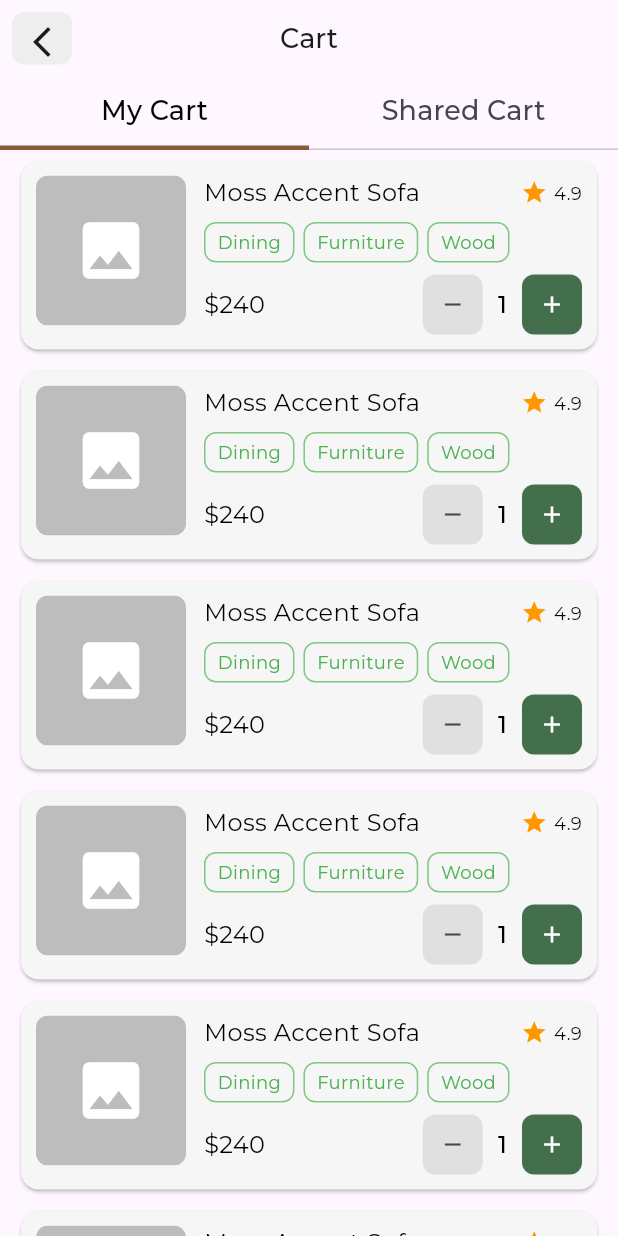
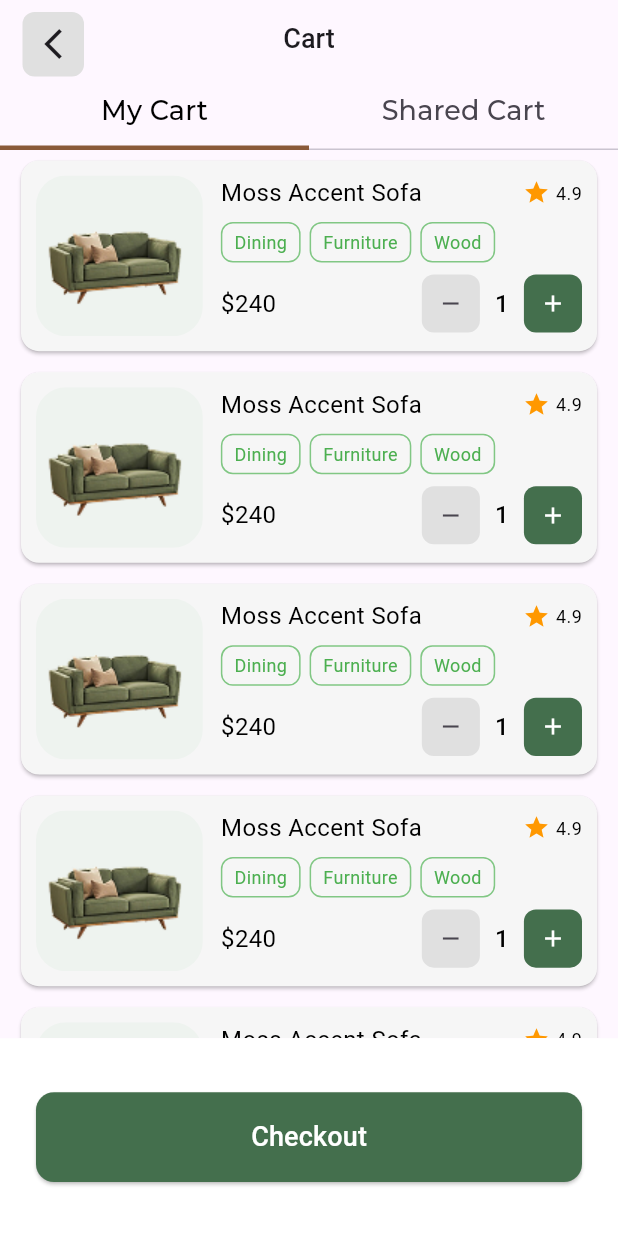
Before and after one commit to FarhaAhmed21/Decora, a Flutter app: the MainCartPage screen opened directly, on a phone screen of 412 x 824 dp. Run offline on Flutter 3.47's test engine with Material 3 defaults, Android fonts, the phone set to English and light mode, and no system bars; our stand-ins replace flutter_bloc, google_fonts; missing offline and left inert: flutter_image_overlap; Roboto replaces fonts that are missing (Montserratt).

Commit message:
localization and responsive ui

```diff
--- a/lib/cart/pages/main_cart_page.dart
+++ /dev/null
@@ -1,19 +0,0 @@
-import 'package:decora/cart/pages/my_cart.dart';
-import 'package:decora/cart/pages/shared_cart.dart';
-import 'package:decora/cart/widgets/cart_app_bar.dart';
-import 'package:flutter/material.dart';
-
-class MainCartPage extends StatelessWidget {
-  const MainCartPage({super.key});
-
-  @override
-  Widget build(BuildContext context) {
-    return DefaultTabController(
-      length: 2,
-      child: Scaffold(
-        appBar: const CartAppBar(),
-        body: const TabBarView(children: [MyCart(), SharedCart()]),
-      ),
-    );
-  }
-}
--- a/lib/core/l10n/app_localizations.dart
+++ b/lib/core/l10n/app_localizations.dart
@@ -151,6 +151,60 @@ abstract class AppLocalizations {
   /// In en, this message translates to:
   /// **'Our Categories'**
   String get our_Categories;
+
+  /// No description provided for @cart.
+  ///
+  /// In en, this message translates to:
+  /// **'Cart'**
+  String get cart;
+
+  /// No description provided for @my_cart.
+  ///
+  /// In en, this message translates to:
+  /// **'My Cart'**
+  String get my_cart;
+
+  /// No description provided for @shared_cart.
+  ///
+  /// In en, this message translates to:
+  /// **'Shared Cart'**
+  String get shared_cart;
+
+  /// No description provided for @dining.
+  ///
+  /// In en, this message translates to:
+  /// **'Dining'**
+  String get dining;
+
+  /// No description provided for @furniture.
+  ///
+  /// In en, this message translates to:
+  /// **'Furniture'**
+  String get furniture;
+
+  /// No description provided for @wood.
+  ///
+  /// In en, this message translates to:
+  /// **'Wood'**
+  String get wood;
+
+  /// No description provided for @owners.
+  ///
+  /// In en, this message translates to:
+  /// **'Owners'**
+  String get owners;
+
+  /// No description provided for @view_all.
+  ///
+  /// In en, this message translates to:
+  /// **'View all'**
+  String get view_all;
+
+  /// No description provided for @checkout.
+  ///
+  /// In en, this message translates to:
+  /// **'Checkout'**
+  String get checkout;
 }
 
 class _AppLocalizationsDelegate
--- a/lib/core/util/app_font.dart
+++ /dev/null
@@ -1,16 +0,0 @@
-import 'package:flutter/material.dart';
-import 'package:google_fonts/google_fonts.dart';
-
-class AppFont {
-  static  TextStyle fontStyle(
-    { required FontWeight fontWeight,
-    required double fontsize,
-    required Color color,}
-  ) {
-    return GoogleFonts.montserrat(
-      fontSize: fontsize,
-      fontWeight: fontWeight,
-      color: color,
-    );
-  }
-}
--- a/lib/main.dart
+++ b/lib/main.dart
@@ -1,6 +1,6 @@
 import 'package:decora/core/l10n/app_localizations.dart';
 import 'package:decora/core/l10n/local_cubit.dart';
-import 'package:decora/src/features/favourites/screens/favourite_screen.dart';
+import 'package:decora/src/features/cart/pages/main_cart_page.dart';
 import 'package:flutter/material.dart';
 import 'package:flutter_bloc/flutter_bloc.dart';
 import 'package:flutter_localizations/flutter_localizations.dart';
@@ -26,7 +26,7 @@ class MyApp extends StatelessWidget {
           ],
           supportedLocales: const [Locale('en'), Locale('ar')],
           theme: ThemeData(fontFamily: 'Montserratt'),
-          home: const FavouriteScreen(),
+          home: const MainCartPage(),
         );
       },
     );
--- /dev/null
+++ b/lib/src/features/cart/pages/main_cart_page.dart
@@ -0,0 +1,50 @@
+import 'package:decora/core/l10n/app_localizations.dart';
+import 'package:decora/core/utils/app_size.dart';
+import 'package:decora/src/features/cart/pages/my_cart.dart';
+import 'package:decora/src/features/cart/pages/shared_cart.dart';
+import 'package:decora/src/features/cart/widgets/cart_app_bar.dart';
+import 'package:decora/src/shared/theme/app_colors.dart';
+import 'package:flutter/material.dart';
+
+class MainCartPage extends StatelessWidget {
+  const MainCartPage({super.key});
+
+  @override
+  Widget build(BuildContext context) {
+
+
+    return DefaultTabController(
+      length: 2,
+      child: Scaffold(
+        appBar: const CartAppBar(),
+        body: const TabBarView(children: [MyCart(), SharedCart()]),
+
+        bottomNavigationBar: Container(
+          height: AppSize.height(context) * 0.16,
+          padding: const EdgeInsets.all(16),
+          color: Colors.white,
+          child: Padding(
+            padding: const EdgeInsets.symmetric(horizontal:8.0,vertical: 20),
+            child: SizedBox(
+              height: 50,
+              width: double.infinity,
+              child: ElevatedButton(
+                style: ElevatedButton.styleFrom(
+                  backgroundColor: AppColors.primary, // dark green
+                  shape: RoundedRectangleBorder(
+                    borderRadius: BorderRadius.circular(12),
+                  ),
+                ),
+                onPressed: () {},
+                child:  Text(
+                  AppLocalizations.of(context)!.checkout,
+                  style: const TextStyle(fontSize: 18, color: Colors.white),
+                ),
+              ),
+            ),
+          ),
+        ),
+      ),
+    );
+  }
+}
--- a/lib/cart/pages/my_cart.dart
+++ b/lib/src/features/cart/pages/my_cart.dart
@@ -1,4 +1,4 @@
-import 'package:decora/cart/widgets/product_card.dart';
+import 'package:decora/src/features/cart/widgets/product_card.dart';
 import 'package:flutter/material.dart';
 
 class MyCart extends StatelessWidget {
@@ -9,7 +9,7 @@ class MyCart extends StatelessWidget {
     return ListView.builder(
       itemCount: 10,
       itemBuilder: (context, index) {
-        return ProductCard();
+        return const ProductCard();
       },
     );
   }
--- a/lib/cart/widgets/cart_app_bar.dart
+++ b/lib/src/features/cart/widgets/cart_app_bar.dart
@@ -1,3 +1,5 @@
+import 'package:decora/core/l10n/app_localizations.dart';
+import 'package:decora/src/shared/theme/app_colors.dart';
 import 'package:flutter/material.dart';
 import 'package:google_fonts/google_fonts.dart';
 
@@ -29,18 +31,16 @@ class _CartAppBarState extends State<CartAppBar> {
   Widget build(BuildContext context) {
     return AppBar(
       title: Text(
-        "Cart",
-        style: GoogleFonts.montserrat(
-          fontSize: 18,
-          fontWeight: FontWeight.w500,
-        ),
+        AppLocalizations.of(context)!.cart,
+        style: const TextStyle(fontSize: 18, fontWeight: FontWeight.w500),
       ),
       centerTitle: true,
       leading: Padding(
-        padding: const EdgeInsets.all(8.0),
+        padding: const EdgeInsets.only(left: 15.0, top: 8),
         child: Container(
+          height: 30,
           decoration: BoxDecoration(
-            color: Colors.grey[200],
+            color: Colors.grey[300],
             borderRadius: BorderRadius.circular(8),
           ),
           child: IconButton(
@@ -57,9 +57,8 @@ class _CartAppBarState extends State<CartAppBar> {
             child: _currentIndex == 1
                 ? CircleAvatar(
                     radius: 20,
-                    backgroundColor: Color(0xFF446F4D),
+                    backgroundColor: AppColors.primary,
                     child: IconButton(
-                      key: const ValueKey('addPerson'),
                       icon: const Icon(
                         Icons.person_add_alt,
                         color: Colors.white,
@@ -79,7 +78,7 @@ class _CartAppBarState extends State<CartAppBar> {
         tabs: [
           Tab(
             child: Text(
-              "My Cart",
+              AppLocalizations.of(context)!.my_cart,
               style: GoogleFonts.montserrat(
                 fontSize: 18,
                 fontWeight: FontWeight.w500,
@@ -88,7 +87,7 @@ class _CartAppBarState extends State<CartAppBar> {
           ),
           Tab(
             child: Text(
-              "Shared Cart",
+              AppLocalizations.of(context)!.shared_cart,
               style: GoogleFonts.montserrat(
                 fontSize: 18,
                 fontWeight: FontWeight.w500,
--- a/lib/cart/widgets/product_card.dart
+++ b/lib/src/features/cart/widgets/product_card.dart
@@ -1,4 +1,7 @@
-import 'package:decora/core/util/app_font.dart';
+import 'package:decora/core/l10n/app_localizations.dart';
+import 'package:decora/core/utils/app_size.dart';
+import 'package:decora/generated/assets.dart';
+import 'package:decora/src/shared/theme/app_colors.dart';
 import 'package:flutter/material.dart';
 
 class ProductCard extends StatelessWidget {
@@ -11,7 +14,7 @@ class ProductCard extends StatelessWidget {
       child: SizedBox(
         width: MediaQuery.of(context).size.width,
         child: Card(
-          color: Color(0xFFF6F6F6),
+          color: AppColors.cardColor,
           shape: RoundedRectangleBorder(
             borderRadius: BorderRadius.circular(12),
           ),
@@ -22,16 +25,12 @@ class ProductCard extends StatelessWidget {
               children: [
                 // Product Image
                 ClipRRect(
-                  borderRadius: BorderRadius.circular(8),
+                  borderRadius: BorderRadius.circular(20),
                   child: Container(
-                    width: 100,
-                    height: 100,
-                    color: Colors.grey[400],
-                    child: const Icon(
-                      Icons.image,
-                      size: 50,
-                      color: Colors.white,
-                    ),
+                    width: AppSize.width(context) * 0.27,
+                    height: AppSize.height(context) * 0.13,
+                    color: AppColors.innerCardColor,
+                    child: Image.asset(Assets.couchImage),
                   ),
                 ),
                 const SizedBox(width: 12),
@@ -42,31 +41,27 @@ class ProductCard extends StatelessWidget {
                     crossAxisAlignment: CrossAxisAlignment.start,
                     children: [
                       // Title + Rating
-                      Row(
+                      const Row(
                         children: [
                           Expanded(
                             child: Text(
                               "Moss Accent Sofa",
-                              style: AppFont.fontStyle(
+                              style: TextStyle(
                                 fontWeight: FontWeight.w400,
-                                fontsize: 16,
+                                fontSize: 16,
                                 color: Colors.black,
                               ),
 
                               overflow: TextOverflow.ellipsis,
                             ),
                           ),
-                          const Icon(
-                            Icons.star,
-                            size: 18,
-                            color: Colors.orange,
-                          ),
-                          const SizedBox(width: 4),
+                          Icon(Icons.star, size: 18, color: Colors.orange),
+                          SizedBox(width: 4),
                           Text(
                             "4.9",
-                            style: AppFont.fontStyle(
+                            style: TextStyle(
                               fontWeight: FontWeight.w400,
-                              fontsize: 12,
+                              fontSize: 12,
                               color: Colors.black,
                             ),
                           ),
@@ -78,9 +73,9 @@ class ProductCard extends StatelessWidget {
                       Wrap(
                         spacing: 6,
                         children: [
-                          _buildTag("Dining"),
-                          _buildTag("Furniture"),
-                          _buildTag("Wood"),
+                          _buildTag(AppLocalizations.of(context)!.dining),
+                          _buildTag(AppLocalizations.of(context)!.furniture),
+                          _buildTag(AppLocalizations.of(context)!.wood),
                         ],
                       ),
                       const SizedBox(height: 8),
@@ -88,11 +83,11 @@ class ProductCard extends StatelessWidget {
                       // Price + Quantity Controls
                       Row(
                         children: [
-                          Text(
+                          const Text(
                             "\$240",
-                            style: AppFont.fontStyle(
+                            style: TextStyle(
                               fontWeight: FontWeight.w400,
-                              fontsize: 16,
+                              fontSize: 16,
                               color: Colors.black,
                             ),
                           ),
@@ -101,8 +96,8 @@ class ProductCard extends StatelessWidget {
                           Row(
                             children: [
                               Container(
-                                width: 40,
-                                height: 40,
+                                width: AppSize.height(context)*0.047,
+                                height: AppSize.height(context)*0.047,
                                 decoration: BoxDecoration(
                                   color: Colors.grey[300],
                                   borderRadius: BorderRadius.circular(8),
@@ -113,21 +108,21 @@ class ProductCard extends StatelessWidget {
                                   iconSize: 18,
                                 ),
                               ),
-                              SizedBox(width: 10),
-                              Text(
+                              const SizedBox(width: 10),
+                              const Text(
                                 "1",
-                                style: AppFont.fontStyle(
+                                style: TextStyle(
                                   fontWeight: FontWeight.w500,
-                                  fontsize: 16,
+                                  fontSize: 16,
                                   color: Colors.black,
                                 ),
                               ),
-                              SizedBox(width: 10),
+                              const SizedBox(width: 10),
                               Container(
-                                width: 40,
-                                height: 40,
+                                width: AppSize.height(context)*0.047,
+                                height: AppSize.height(context)*0.047,
                                 decoration: BoxDecoration(
-                                  color: Color(0xFF446F4D),
+                                  color: AppColors.primary,
                                   borderRadius: BorderRadius.circular(8),
                                 ),
                                 child: IconButton(
@@ -154,7 +149,7 @@ class ProductCard extends StatelessWidget {
     );
   }
 
-  Widget _buildTag(String label) {
+  Widget _buildTag(String tag) {
     return Container(
       padding: const EdgeInsets.symmetric(horizontal: 8, vertical: 4),
       decoration: BoxDecoration(
@@ -162,10 +157,11 @@ class ProductCard extends StatelessWidget {
         borderRadius: BorderRadius.circular(8),
       ),
       child: Text(
-        label,
-        style: AppFont.fontStyle(
+        tag,
+
+        style: const TextStyle(
           fontWeight: FontWeight.w400,
-          fontsize: 12,
+          fontSize: 12,
           color: Colors.green,
         ),
       ),
```
Also changed, not shown: lib/core/l10n/app_ar.arb (+10 -1 lines), lib/core/l10n/app_en.arb (+11 -1 lines), lib/core/l10n/app_localizations_ar.dart (+27 -0 lines), lib/core/l10n/app_localizations_en.dart (+27 -0 lines), lib/src/features/cart/pages/shared_cart.dart (renamed from lib/cart/pages/shared_cart.dart, +12 -12 lines), assets/images/couch.png (added), lib/generated/assets.dart.
